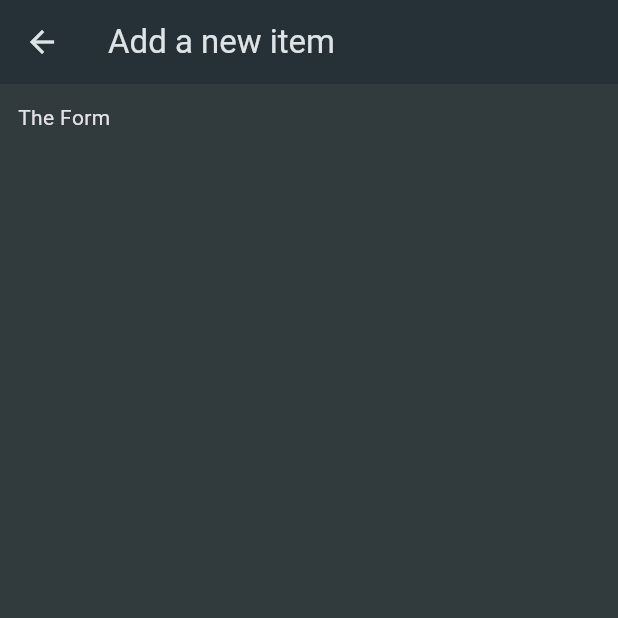
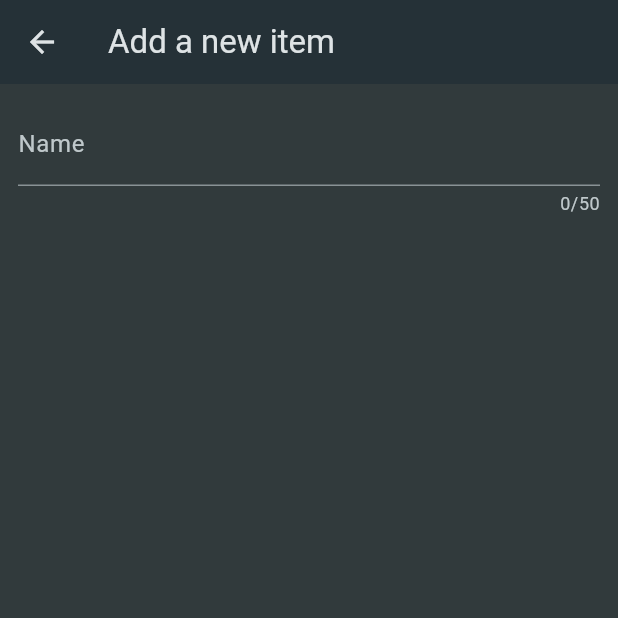
Before and after one commit to shaikhikram04/Shopping-List, a Flutter app: the NewItemScreen screen opened directly, on a phone screen of 412 x 824 dp, the top half of it. Run offline on Flutter 3.47's test engine with Material 3 defaults, Android fonts, the phone set to English and light mode, and no system bars.

Commit message:
added form widget and inside it added TextField

```diff
--- a/lib/screens/new_item.dart
+++ b/lib/screens/new_item.dart
@@ -14,10 +14,22 @@ class _NewItemState extends State<NewItemScreen> {
       appBar: AppBar(
         title: const Text('Add a new item'),
       ),
-      body: const Padding(
-        padding: EdgeInsets.all(12),
-        child: Text('The Form'),
-      ),
+      body: Padding(
+          padding: const EdgeInsets.all(12),
+          child: Form(
+              child: Column(
+            children: [
+              TextFormField(
+                maxLength: 50,
+                decoration: const InputDecoration(
+                  label: Text('Name'),
+                ),
+                validator: (value) {
+                  return 'demo...';
+                },
+              ),
+            ],
+          ))),
     );
   }
 }
```
